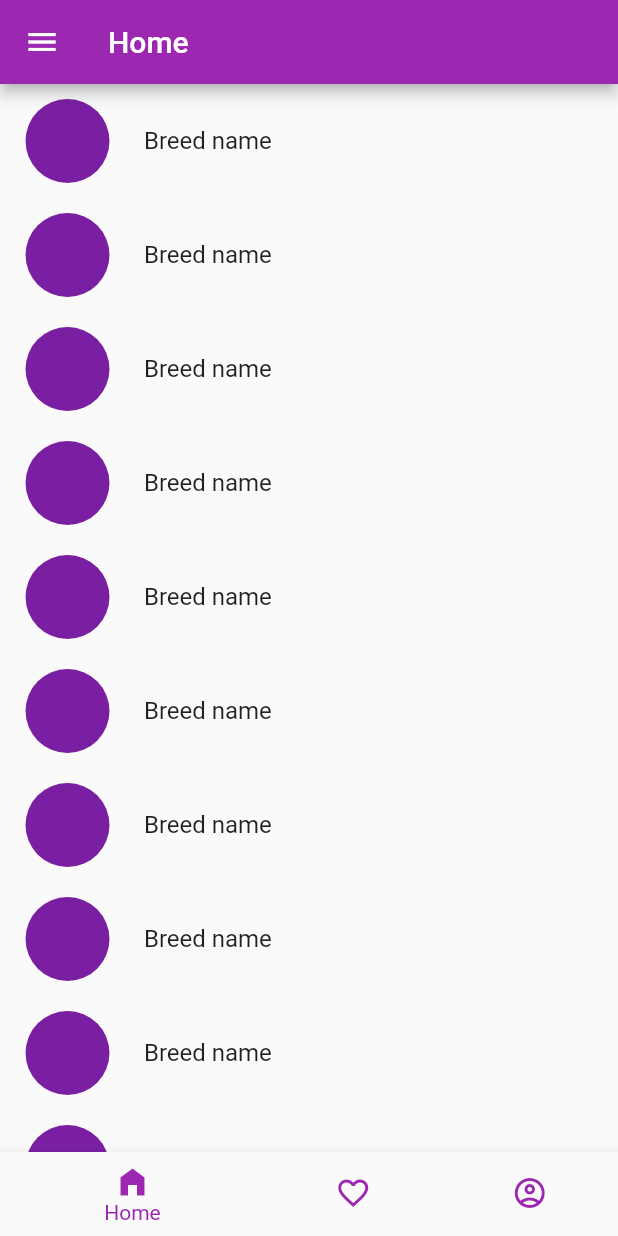
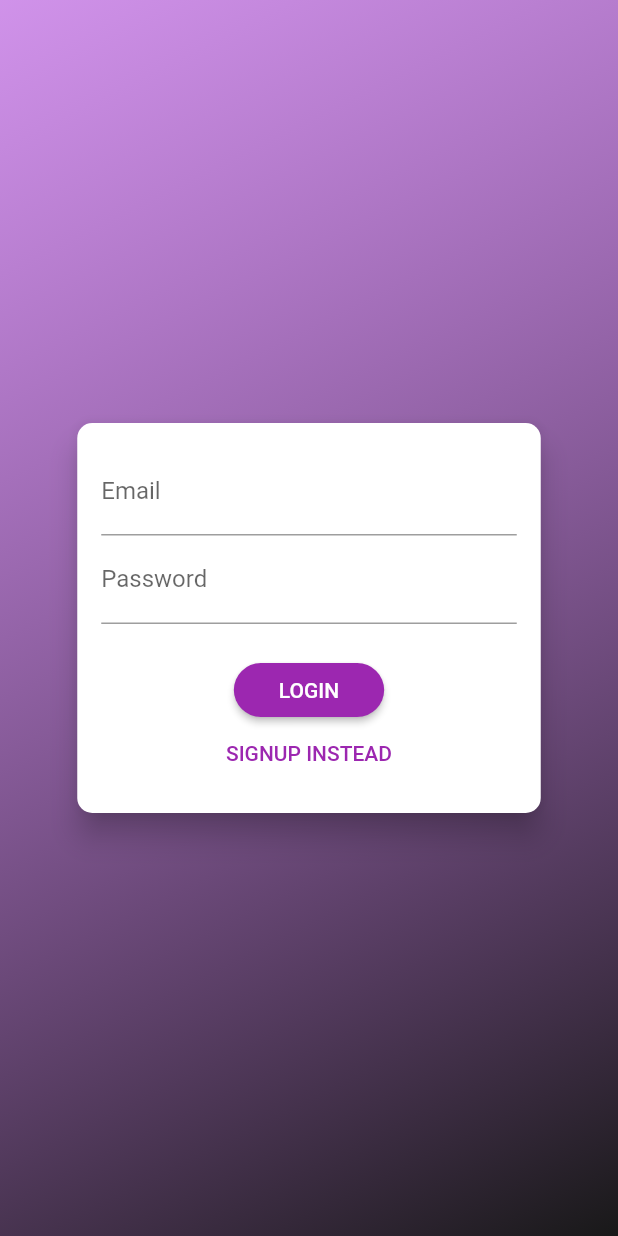
Before and after one commit to SrikantKanekar/DogApp-Flutter, a Flutter app: the screen it shows after launch, on a phone screen of 412 x 824 dp. Run offline on Flutter 3.47's test engine with Material 2 defaults, Android fonts, the phone set to English and light mode, and no system bars; our stand-ins replace shared_preferences, sqflite; accounts and stored records are empty.

Commit message:
completed auth and account

```diff
--- a/lib/main.dart
+++ b/lib/main.dart
@@ -1,5 +1,10 @@
+import 'package:dog_app/provider/auth.dart';
+import 'package:dog_app/screens/auth/auth_screen.dart';
+import 'package:dog_app/screens/detail/detail_screen.dart';
 import 'package:dog_app/screens/home/home_screen.dart';
+import 'package:dog_app/screens/splash/splash_screen.dart';
 import 'package:flutter/material.dart';
+import 'package:provider/provider.dart';
 
 void main() {
   runApp(const MyApp());
@@ -10,12 +15,32 @@ class MyApp extends StatelessWidget {
 
   @override
   Widget build(BuildContext context) {
-    return MaterialApp(
-      title: 'Flutter Demo',
-      theme: ThemeData(
-        primarySwatch: Colors.purple,
+    return MultiProvider(
+      providers: [
+        ChangeNotifierProvider.value(
+          value: Auth(),
+        )
+      ],
+      child: Consumer<Auth>(
+        builder: (ctx, auth, _) => MaterialApp(
+          title: 'Dog Demo app',
+          theme: ThemeData(
+            primarySwatch: Colors.purple,
+          ),
+          home: auth.isAuth
+              ? const HomeScreen()
+              : FutureBuilder(
+                  future: auth.tryAutoLogin(),
+                  builder: (ctx, snapShot) =>
+                      snapShot.connectionState == ConnectionState.waiting
+                          ? const SplashScreen()
+                          : const AuthScreen(),
+                ),
+          routes: {
+            DetailScreen.routeName: (ctx) => const DetailScreen(),
+          },
+        ),
       ),
-      home: const HomeScreen(),
     );
   }
 }
--- /dev/null
+++ b/lib/model/user.dart
@@ -0,0 +1,27 @@
+class User {
+  String email;
+  String username;
+  String password;
+
+  User({
+    required this.email,
+    required this.username,
+    required this.password,
+  });
+
+  Map<String, Object?> toMap() {
+    return {
+      'email': email,
+      'username': username,
+      'password': password,
+    };
+  }
+
+  static User fromMap(Map<String, Object?> map) {
+    return User(
+      email: map['email'] as String,
+      username: map['username'] as String,
+      password: map['password'] as String,
+    );
+  }
+}
--- /dev/null
+++ b/lib/provider/auth.dart
@@ -0,0 +1,75 @@
+import 'package:dog_app/database/user_database.dart';
+import 'package:dog_app/model/user.dart';
+import 'package:flutter/cupertino.dart';
+import 'package:shared_preferences/shared_preferences.dart';
+
+class Auth with ChangeNotifier {
+  User? _user;
+
+  bool get isAuth {
+    return _user != null;
+  }
+
+  User? get getUser {
+    return _user;
+  }
+
+  Future<void> register(User newUser) async {
+    try{
+      var user = await UserDatabase.getUser(newUser.email);
+      if (user == null){
+        _user = newUser;
+        notifyListeners();
+        await UserDatabase.insert(newUser);
+
+        SharedPreferences prefs = await SharedPreferences.getInstance();
+        await prefs.setString('email', newUser.email);
+      } else {
+        throw Exception('User with given email already exists');
+      }
+    } catch(e) {
+      rethrow;
+    }
+  }
+
+  Future<void> login(String email, String password) async {
+    try{
+      var user = await UserDatabase.getUser(email);
+      if (user != null && user.password == password){
+        _user = user;
+        notifyListeners();
+
+        SharedPreferences prefs = await SharedPreferences.getInstance();
+        await prefs.setString('email', email);
+      } else {
+        throw Exception('Invalid email or password');
+      }
+    } catch(e) {
+      rethrow;
+    }
+  }
+
+  Future<bool> tryAutoLogin() async {
+    final prefs = await SharedPreferences.getInstance();
+    var email = prefs.getString('email');
+    if (email != null) {
+      var user = await UserDatabase.getUser(email);
+      _user = user;
+      notifyListeners();
+      return true;
+    }
+    return false;
+  }
+
+  Future<void> logout() async {
+    _user = null;
+    notifyListeners();
+    final prefs = await SharedPreferences.getInstance();
+    prefs.clear();
+  }
+
+  Future<void> deleteAccount() async {
+    await UserDatabase.deleteUser(_user!.email);
+    logout();
+  }
+}
--- /dev/null
+++ b/lib/screens/auth/auth_card.dart
@@ -0,0 +1,262 @@
+import 'dart:io';
+
+import 'package:dog_app/model/user.dart';
+import 'package:dog_app/provider/auth.dart';
+import 'package:flutter/material.dart';
+import 'package:provider/provider.dart';
+
+enum AuthMode { signup, login }
+
+class AuthCard extends StatefulWidget {
+  const AuthCard({
+    Key? key,
+  }) : super(key: key);
+
+  @override
+  _AuthCardState createState() => _AuthCardState();
+}
+
+class _AuthCardState extends State<AuthCard>
+    with SingleTickerProviderStateMixin {
+  final GlobalKey<FormState> _formKey = GlobalKey();
+  AuthMode _authMode = AuthMode.login;
+
+  final Map<String, String> _authData = {
+    'email': '',
+    'username': '',
+    'password': '',
+  };
+
+  var _isLoading = false;
+  final _passwordController = TextEditingController();
+  late AnimationController _controller;
+  late Animation<Offset> _slideAnimation;
+  late Animation<double> _opacityAnimation;
+
+  @override
+  void initState() {
+    super.initState();
+    _controller = AnimationController(
+      vsync: this,
+      duration: const Duration(
+        milliseconds: 300,
+      ),
+    );
+    _slideAnimation = Tween<Offset>(
+      begin: const Offset(0, -1.5),
+      end: const Offset(0, 0),
+    ).animate(
+      CurvedAnimation(
+        parent: _controller,
+        curve: Curves.fastOutSlowIn,
+      ),
+    );
+    _opacityAnimation = Tween(begin: 0.0, end: 1.0).animate(
+      CurvedAnimation(
+        parent: _controller,
+        curve: Curves.easeIn,
+      ),
+    );
+  }
+
+  @override
+  void dispose() {
+    super.dispose();
+    _controller.dispose();
+  }
+
+  void _showErrorDialog(String message) {
+    showDialog(
+      context: context,
+      builder: (ctx) => AlertDialog(
+        title: const Text('An Error Occurred!'),
+        content: Text(message),
+        actions: <Widget>[
+          TextButton(
+            child: const Text('Okay'),
+            onPressed: () {
+              Navigator.of(ctx).pop();
+            },
+          )
+        ],
+      ),
+    );
+  }
+
+  Future<void> _submit() async {
+    if (_formKey.currentState!.validate()) {
+      _formKey.currentState!.save();
+      setState(() {
+        _isLoading = true;
+      });
+      try {
+        if (_authMode == AuthMode.login) {
+          await Provider.of<Auth>(context, listen: false).login(
+            _authData['email'] as String,
+            _authData['password'] as String,
+          );
+        } else {
+          await Provider.of<Auth>(context, listen: false).register(User(
+            email: _authData['email'] as String,
+            username: _authData['username'] as String,
+            password: _authData['password'] as String,
+          ));
+        }
+      } catch (error) {
+        _showErrorDialog(error.toString());
+      }
+      setState(() {
+        _isLoading = false;
+      });
+    }
+  }
+
+  void _switchAuthMode() {
+    if (_authMode == AuthMode.login) {
+      setState(() {
+        _authMode = AuthMode.signup;
+      });
+      _controller.forward();
+    } else {
+      setState(() {
+        _authMode = AuthMode.login;
+      });
+      _controller.reverse();
+    }
+  }
+
+  @override
+  Widget build(BuildContext context) {
+    final deviceSize = MediaQuery.of(context).size;
+    return Card(
+      shape: RoundedRectangleBorder(
+        borderRadius: BorderRadius.circular(10.0),
+      ),
+      elevation: 8.0,
+      child: AnimatedContainer(
+        duration: const Duration(milliseconds: 300),
+        curve: Curves.easeIn,
+        height: _authMode == AuthMode.signup ? 380 : 260,
+        constraints:
+            BoxConstraints(minHeight: _authMode == AuthMode.signup ? 380 : 260),
+        width: deviceSize.width * 0.75,
+        padding: const EdgeInsets.all(16.0),
+        child: Form(
+          key: _formKey,
+          child: SingleChildScrollView(
+            child: Column(
+              children: <Widget>[
+                TextFormField(
+                  decoration: const InputDecoration(labelText: 'Email'),
+                  keyboardType: TextInputType.emailAddress,
+                  validator: (value) {
+                    if (value!.isEmpty || !value.contains('@')) {
+                      return 'Invalid email!';
+                    }
+                  },
+                  onSaved: (value) {
+                    _authData['email'] = value!;
+                  },
+                ),
+                AnimatedContainer(
+                  constraints: BoxConstraints(
+                    minHeight: _authMode == AuthMode.signup ? 60 : 0,
+                    maxHeight: _authMode == AuthMode.signup ? 120 : 0,
+                  ),
+                  duration: const Duration(milliseconds: 300),
+                  curve: Curves.easeIn,
+                  child: FadeTransition(
+                    opacity: _opacityAnimation,
+                    child: SlideTransition(
+                      position: _slideAnimation,
+                      child: TextFormField(
+                        enabled: _authMode == AuthMode.signup,
+                        decoration:
+                            const InputDecoration(labelText: 'Username'),
+                        validator: _authMode == AuthMode.signup
+                            ? (value) {
+                                if (value!.isEmpty || value.length < 5) {
+                                  return 'Username is too short';
+                                }
+                              }
+                            : null,
+                        onSaved: (value) {
+                          _authData['username'] = value!;
+                        },
+                      ),
+                    ),
+                  ),
+                ),
+                TextFormField(
+                  decoration: const InputDecoration(labelText: 'Password'),
+                  obscureText: true,
+                  controller: _passwordController,
+                  validator: (value) {
+                    if (value!.isEmpty || value.length < 5) {
+                      return 'Password is too short!';
+                    }
+                  },
+                  onSaved: (value) {
+                    _authData['password'] = value!;
+                  },
+                ),
+                AnimatedContainer(
+                  constraints: BoxConstraints(
+                    minHeight: _authMode == AuthMode.signup ? 60 : 0,
+                    maxHeight: _authMode == AuthMode.signup ? 120 : 0,
+                  ),
+                  duration: const Duration(milliseconds: 300),
+                  curve: Curves.easeIn,
+                  child: FadeTransition(
+                    opacity: _opacityAnimation,
+                    child: SlideTransition(
+                      position: _slideAnimation,
+                      child: TextFormField(
+                        enabled: _authMode == AuthMode.signup,
+                        decoration: const InputDecoration(
+                            labelText: 'Confirm Password'),
+                        obscureText: true,
+                        validator: _authMode == AuthMode.signup
+                            ? (value) {
+                                if (value != _passwordController.text) {
+                                  return 'Passwords do not match!';
+                                }
+                              }
+                            : null,
+                      ),
+                    ),
+                  ),
+                ),
+                const SizedBox(height: 20),
+                if (_isLoading)
+                  const CircularProgressIndicator()
+                else
+                  RaisedButton(
+                    child:
+                        Text(_authMode == AuthMode.login ? 'LOGIN' : 'SIGN UP'),
+                    onPressed: _submit,
+                    shape: RoundedRectangleBorder(
+                      borderRadius: BorderRadius.circular(30),
+                    ),
+                    padding: const EdgeInsets.symmetric(
+                        horizontal: 30.0, vertical: 8.0),
+                    color: Theme.of(context).primaryColor,
+                    textColor: Colors.white,
+                  ),
+                FlatButton(
+                  child: Text(
+                      '${_authMode == AuthMode.login ? 'SIGNUP' : 'LOGIN'} INSTEAD'),
+                  onPressed: _switchAuthMode,
+                  padding:
+                      const EdgeInsets.symmetric(horizontal: 30.0, vertical: 4),
+                  materialTapTargetSize: MaterialTapTargetSize.shrinkWrap,
+                  textColor: Theme.of(context).primaryColor,
+                ),
+              ],
+            ),
+          ),
+        ),
+      ),
+    );
+  }
+}
--- /dev/null
+++ b/lib/screens/auth/auth_screen.dart
@@ -0,0 +1,43 @@
+import 'dart:math';
+
+import 'package:flutter/material.dart';
+
+import 'auth_card.dart';
+
+class AuthScreen extends StatelessWidget {
+
+  const AuthScreen({Key? key}) : super(key: key);
+
+  @override
+  Widget build(BuildContext context) {
+    final deviceSize = MediaQuery.of(context).size;
+    return Scaffold(
+      body: Stack(
+        children: <Widget>[
+          Container(
+            decoration: BoxDecoration(
+              gradient: LinearGradient(
+                colors: [
+                  const Color.fromRGBO(166, 43, 217, 1.0).withOpacity(0.5),
+                  const Color.fromRGBO(0, 0, 0, 1.0).withOpacity(0.9),
+                ],
+                begin: Alignment.topLeft,
+                end: Alignment.bottomRight,
+                stops: const [0, 1],
+              ),
+            ),
+          ),
+          SingleChildScrollView(
+            child: SizedBox(
+              height: deviceSize.height,
+              width: deviceSize.width,
+              child: const Center(
+                  child: AuthCard(),
+              ),
+            ),
+          ),
+        ],
+      ),
+    );
+  }
+}
--- a/lib/screens/home/bottom_nav.dart
+++ b/lib/screens/home/bottom_nav.dart
@@ -1,14 +1,14 @@
 import 'package:flutter/material.dart';
 
-class AppBottomNav extends StatefulWidget {
-  const AppBottomNav({Key? key}) : super(key: key);
+class AppBottomNav extends StatelessWidget {
+  final int currentIndex;
+  final Function onTap;
 
-  @override
-  State<AppBottomNav> createState() => _AppBottomNavState();
-}
-
-class _AppBottomNavState extends State<AppBottomNav> {
-  int _currentIndex = 0;
+  const AppBottomNav({
+    required this.currentIndex,
+    required this.onTap,
+    Key? key,
+  }) : super(key: key);
 
   @override
   Widget build(BuildContext context) {
@@ -33,12 +33,8 @@ class _AppBottomNavState extends State<AppBottomNav> {
           tooltip: 'Account',
         )
       ],
-      onTap: (i) {
-        setState(() {
-          _currentIndex = i;
-        });
-      },
-      currentIndex: _currentIndex,
+      onTap: (i) => onTap(i),
+      currentIndex: currentIndex,
       type: BottomNavigationBarType.shifting,
       selectedItemColor: Theme.of(context).primaryColor,
       unselectedItemColor: Theme.of(context).primaryColor,
--- a/lib/screens/home/breed_card.dart
+++ b/lib/screens/home/breed_card.dart
@@ -1,16 +1,29 @@
+import 'package:dog_app/screens/detail/detail_screen.dart';
 import 'package:flutter/material.dart';
 
 class BreedCard extends StatelessWidget {
-  const BreedCard({Key? key}) : super(key: key);
+  final int id;
+
+  const BreedCard({
+    required this.id,
+    Key? key,
+  }) : super(key: key);
 
   @override
   Widget build(BuildContext context) {
-    return const ListTile(
-      contentPadding: EdgeInsets.all(10),
-      leading: CircleAvatar(
+    return ListTile(
+      contentPadding: const EdgeInsets.all(10),
+      leading: const CircleAvatar(
         radius: 35,
       ),
-      title: Text('Breed name'),
+      title: Text('Breed name $id'),
+      onTap: () {
+        Navigator.pushNamed(
+          context,
+          DetailScreen.routeName,
+          arguments: id,
+        );
+      },
     );
   }
 }
--- a/lib/screens/home/drawer.dart
+++ b/lib/screens/home/drawer.dart
@@ -1,5 +1,7 @@
+import 'package:dog_app/provider/auth.dart';
 import 'package:flutter/cupertino.dart';
 import 'package:flutter/material.dart';
+import 'package:provider/provider.dart';
 
 class AppDrawer extends StatelessWidget {
   const AppDrawer({Key? key}) : super(key: key);
@@ -52,7 +54,9 @@ class AppDrawer extends StatelessWidget {
           ListTile(
             leading: const Icon(Icons.logout),
             title: const Text('Logout'),
-            onTap: () {},
+            onTap: () {
+              Provider.of<Auth>(context, listen: false).logout();
+            },
           ),
         ],
       ),
--- a/pubspec.yaml
+++ b/pubspec.yaml
@@ -29,7 +29,9 @@ environment:
 dependencies:
   flutter:
     sdk: flutter
-
+  sqflite: 2.0.0
+  provider: ^4.0.0
+  shared_preferences: 2.0.8
 
   # The following adds the Cupertino Icons font to your application.
   # Use with the CupertinoIcons class for iOS style icons.
```
Also changed, not shown: lib/database/user_database.dart (added, +44 -0 lines), lib/screens/account/account_screen.dart (added, +69 -0 lines), lib/screens/detail/detail_screen.dart (added, +23 -0 lines), lib/screens/favourites/favourites_screen.dart (added, +12 -0 lines), lib/screens/home/breed_list.dart (added, +20 -0 lines), lib/screens/home/breed_list_favourite.dart (added, +10 -0 lines), lib/screens/home/home_screen.dart (+43 -10 lines), lib/screens/splash/splash_screen.dart (added, +14 -0 lines), lib/model/breed.dart (added), pubspec.lock.
